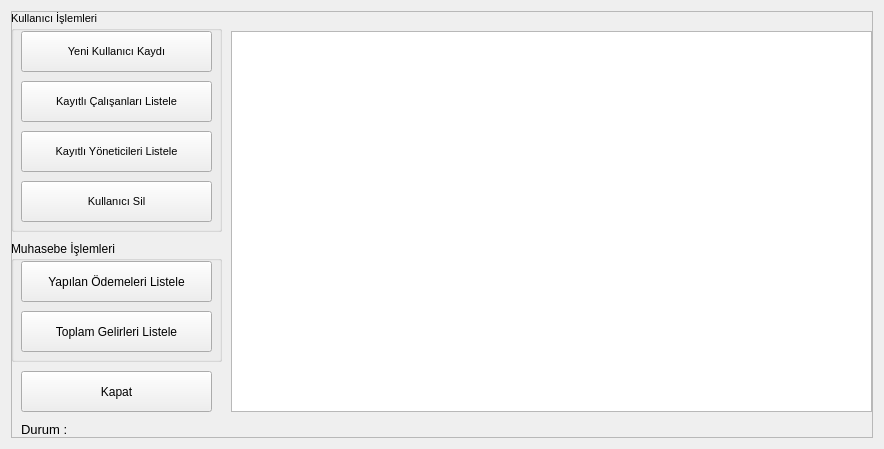
This is forms/adminpanel.ui in ydcpp/ParkingLotManagement as Qt 5 draws it before an edit. The edited form follows.
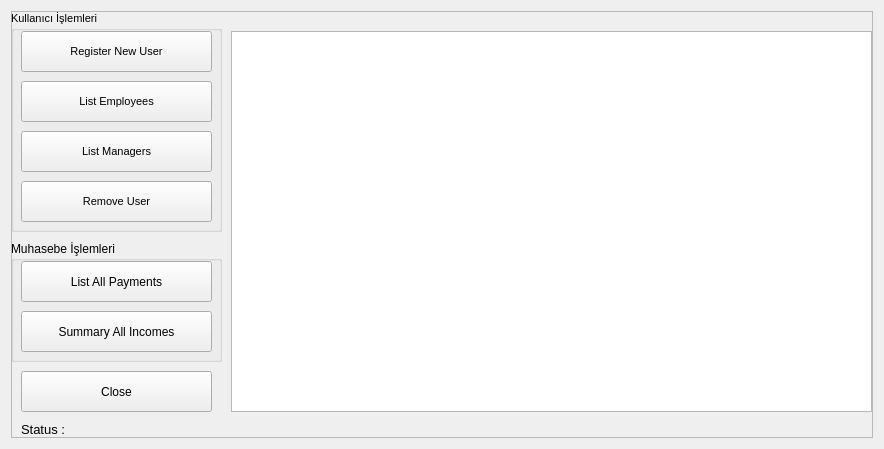
This is the edited form.

Diff of the .ui file:
```diff
--- a/forms/adminpanel.ui
+++ b/forms/adminpanel.ui
@@ -66,7 +66,7 @@
        </rect>
       </property>
       <property name="text">
-       <string>Kapat</string>
+       <string>Close</string>
       </property>
      </widget>
      <widget class="QLabel" name="label">
@@ -84,7 +84,7 @@
        </font>
       </property>
       <property name="text">
-       <string>Durum : </string>
+       <string>Status : </string>
       </property>
      </widget>
      <widget class="QLabel" name="label_status">
@@ -127,7 +127,7 @@
         </rect>
        </property>
        <property name="text">
-        <string>Yeni Kullanıcı Kaydı</string>
+        <string>Register New User</string>
        </property>
       </widget>
       <widget class="QPushButton" name="pushButton_employees">
@@ -140,7 +140,7 @@
         </rect>
        </property>
        <property name="text">
-        <string>Kayıtlı Çalışanları Listele</string>
+        <string>List Employees</string>
        </property>
       </widget>
       <widget class="QPushButton" name="pushButton_managers">
@@ -153,7 +153,7 @@
         </rect>
        </property>
        <property name="text">
-        <string>Kayıtlı Yöneticileri Listele</string>
+        <string>List Managers</string>
        </property>
       </widget>
       <widget class="QPushButton" name="pushButton_deleteUser">
@@ -166,7 +166,7 @@
         </rect>
        </property>
        <property name="text">
-        <string>Kullanıcı Sil</string>
+        <string>Remove User</string>
        </property>
       </widget>
      </widget>
@@ -192,7 +192,7 @@
         </rect>
        </property>
        <property name="text">
-        <string>Yapılan Ödemeleri Listele</string>
+        <string>List All Payments</string>
        </property>
       </widget>
       <widget class="QPushButton" name="pushButton_incomes">
@@ -205,7 +205,7 @@
         </rect>
        </property>
        <property name="text">
-        <string>Toplam Gelirleri Listele</string>
+        <string>Summary All Incomes</string>
        </property>
       </widget>
      </widget>
```
Left out of the diff: 26 changed lines with no effect on the pictures.
